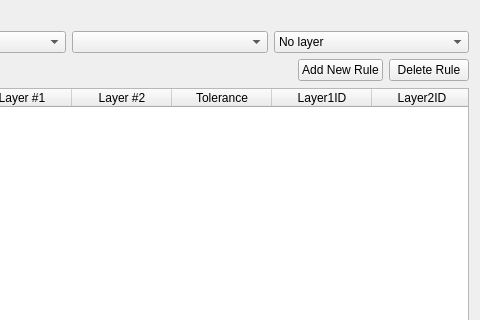
First picture: the form in src/plugins/topology/rulesDialog.ui, repository carsmie/QGIS, before the edit; both pictures show x 140 to 620 and y 0 to 320 of the 620 by 416 pixel window.
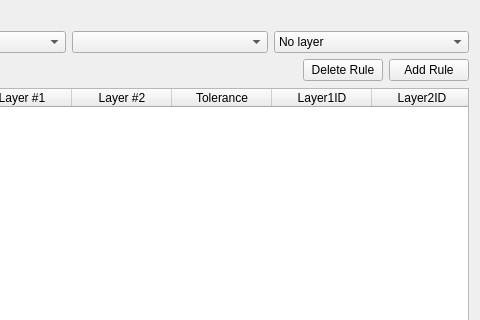
Second picture: the form after the edit.

Commit message: small changes to topology checker GUI

What changed in the file:
```diff
--- a/src/plugins/topology/rulesDialog.ui
+++ b/src/plugins/topology/rulesDialog.ui
@@ -88,16 +88,16 @@
      <item>
       <layout class="QHBoxLayout" name="horizontalLayout_4">
        <item>
-        <widget class="QPushButton" name="mAddTestButton">
+        <widget class="QPushButton" name="mDeleteTestButton">
          <property name="text">
-          <string>Add New Rule</string>
+          <string>Delete Rule</string>
          </property>
         </widget>
        </item>
        <item>
-        <widget class="QPushButton" name="mDeleteTestButton">
+        <widget class="QPushButton" name="mAddTestButton">
          <property name="text">
-          <string>Delete Rule</string>
+          <string>Add Rule</string>
          </property>
         </widget>
        </item>
```
The commit also changes 1 other file.
